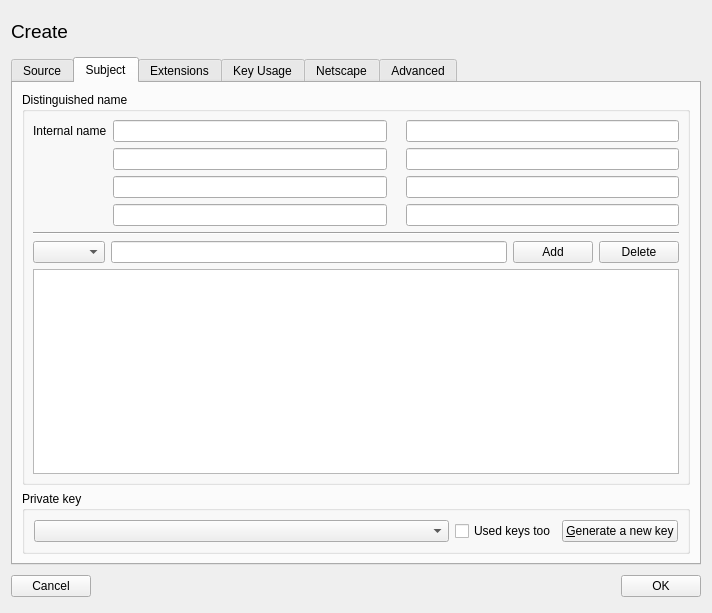
Above: ui/NewX509.ui from chris2511/xca before the change. Below: the same form after it.
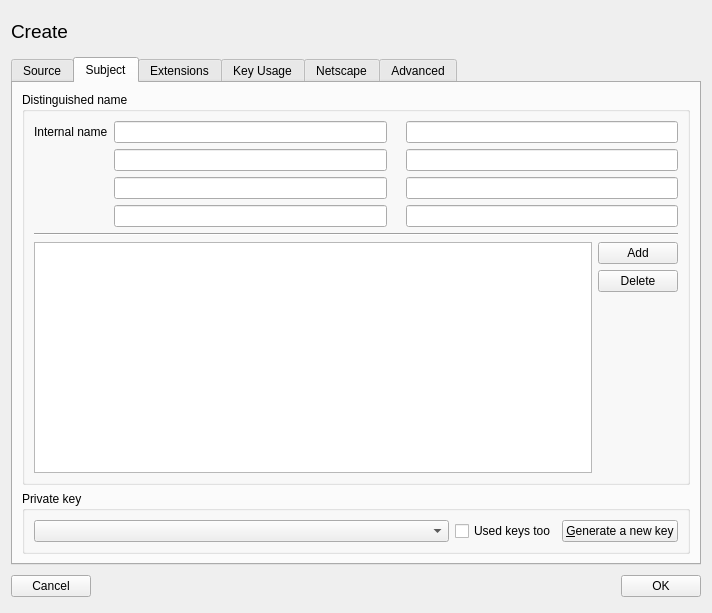
That is the form after the change. The open tabs and pages were chosen to show the change. Custom widgets are drawn as their Qt base class.

Commit message:
improve key-value tables
for "additional DN entries" and "SAN/CDP/AIA edit-boxes":
 - make type-selection a combobox
 - make rows reorderable

```diff
--- a/ui/NewX509.ui
+++ b/ui/NewX509.ui
@@ -420,13 +420,7 @@
          <property name="title">
           <string>Distinguished name</string>
          </property>
-         <layout class="QVBoxLayout">
-          <property name="spacing">
-           <number>6</number>
-          </property>
-          <property name="margin">
-           <number>8</number>
-          </property>
+         <layout class="QVBoxLayout" name="verticalLayout_6">
           <item>
            <layout class="QGridLayout">
             <property name="margin">
@@ -571,64 +565,62 @@
            </widget>
           </item>
           <item>
-           <layout class="QHBoxLayout">
-            <property name="spacing">
-             <number>6</number>
-            </property>
-            <property name="margin">
-             <number>0</number>
-            </property>
+           <layout class="QHBoxLayout" name="horizontalLayout_3">
             <item>
-             <widget class="QComboBox" name="extDNobj"/>
-            </item>
-            <item>
-             <widget class="QLineEdit" name="extDNname">
-              <property name="maxLength">
-               <number>100</number>
+             <widget class="kvView" name="extDNlist">
+              <property name="editTriggers">
+               <set>QAbstractItemView::AnyKeyPressed|QAbstractItemView::DoubleClicked|QAbstractItemView::EditKeyPressed|QAbstractItemView::SelectedClicked</set>
               </property>
-             </widget>
-            </item>
-            <item>
-             <widget class="QPushButton" name="extDNadd">
-              <property name="text">
-               <string>Add</string>
+              <property name="alternatingRowColors">
+               <bool>true</bool>
               </property>
+              <property name="selectionMode">
+               <enum>QAbstractItemView::SingleSelection</enum>
+              </property>
+              <property name="selectionBehavior">
+               <enum>QAbstractItemView::SelectRows</enum>
+              </property>
+              <attribute name="horizontalHeaderDefaultSectionSize">
+               <number>200</number>
+              </attribute>
+              <attribute name="horizontalHeaderStretchLastSection">
+               <bool>true</bool>
+              </attribute>
              </widget>
             </item>
             <item>
-             <widget class="QPushButton" name="extDNdel">
-              <property name="text">
-               <string>Delete</string>
-              </property>
-             </widget>
+             <layout class="QVBoxLayout" name="verticalLayout_5">
+              <item>
+               <widget class="QPushButton" name="extDNadd">
+                <property name="text">
+                 <string>Add</string>
+                </property>
+               </widget>
+              </item>
+              <item>
+               <widget class="QPushButton" name="extDNdel">
+                <property name="text">
+                 <string>Delete</string>
+                </property>
+               </widget>
+              </item>
+              <item>
+               <spacer name="verticalSpacer">
+                <property name="orientation">
+                 <enum>Qt::Vertical</enum>
+                </property>
+                <property name="sizeHint" stdset="0">
+                 <size>
+                  <width>20</width>
+                  <height>40</height>
+                 </size>
+                </property>
+               </spacer>
+              </item>
+             </layout>
             </item>
            </layout>
           </item>
-          <item>
-           <widget class="QTableWidget" name="extDNlist">
-            <property name="selectionMode">
-             <enum>QAbstractItemView::SingleSelection</enum>
-            </property>
-            <property name="selectionBehavior">
-             <enum>QAbstractItemView::SelectRows</enum>
-            </property>
-            <property name="rowCount">
-             <number>0</number>
-            </property>
-            <property name="columnCount">
-             <number>0</number>
-            </property>
-            <attribute name="horizontalHeaderVisible">
-             <bool>false</bool>
-            </attribute>
-            <attribute name="horizontalHeaderShowSortIndicator" stdset="0">
-             <bool>true</bool>
-            </attribute>
-            <attribute name="horizontalHeaderStretchLastSection">
-             <bool>true</bool>
-            </attribute>
-           </widget>
-          </item>
          </layout>
         </widget>
        </item>
@@ -1591,6 +1583,15 @@
    <extends>QComboBox</extends>
    <header>widgets/hashBox.h</header>
   </customwidget>
+  <customwidget>
+   <class>kvView</class>
+   <extends>QTableView</extends>
+   <header>widgets/kvView.h</header>
+   <slots>
+    <slot>addKvRow()</slot>
+    <slot>deleteCurrentRow()</slot>
+   </slots>
+  </customwidget>
  </customwidgets>
  <tabstops>
   <tabstop>tabWidget</tabstop>
```
Left out of the diff: 35 changed lines with no effect on the pictures. The commit also changes 12 other files.
